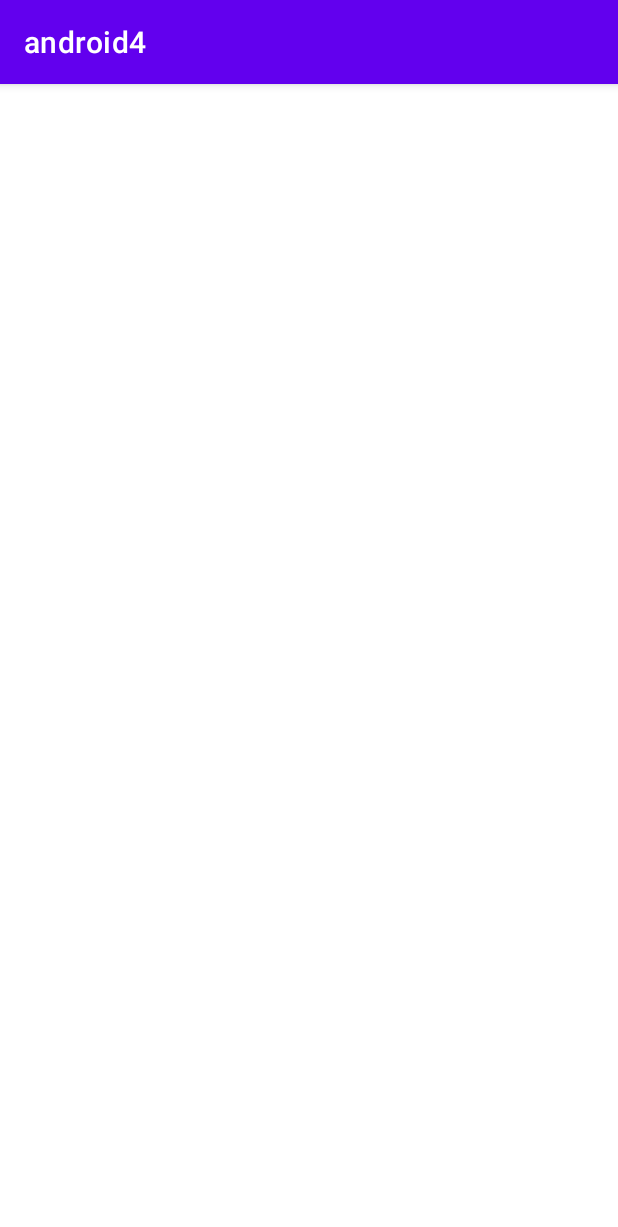
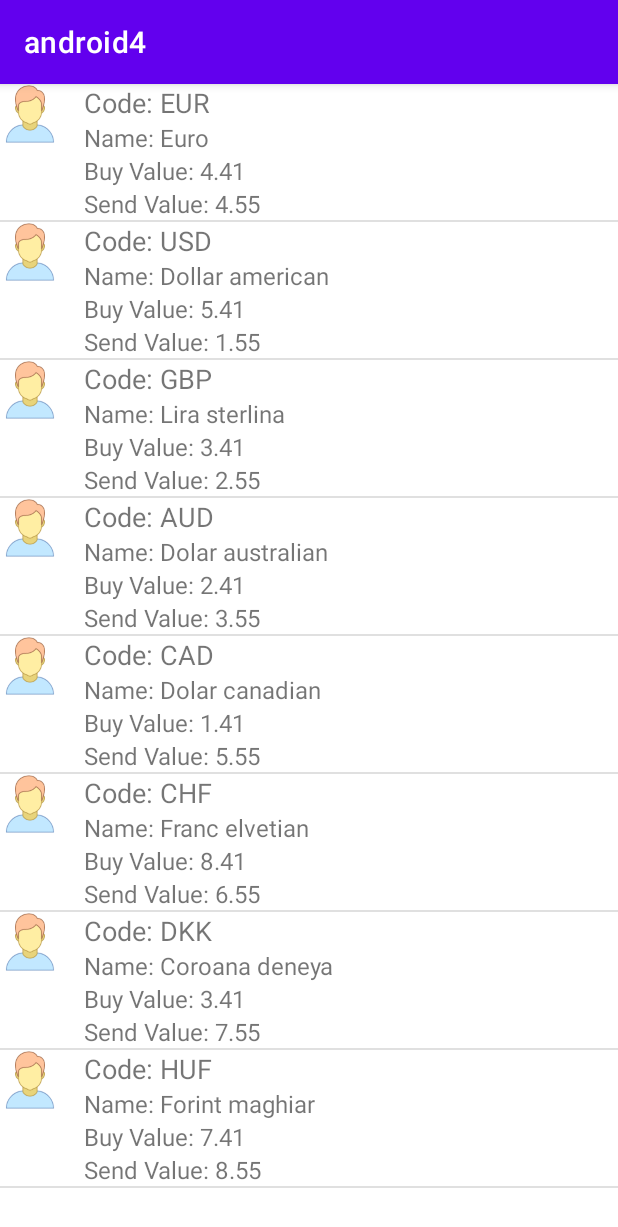
Before and after one commit to szidieross/android4, an Android app: the screen it shows after launch (MainActivity), on a phone screen of 412 x 824 dp. Shown: the top 1227 px of the screen. Run offline under Robolectric (Android 15) with nearby library versions, the phone set to English and light mode, and no system bars.

```diff
--- a/app/src/main/java/com/example/android4/MainActivity.java
+++ b/app/src/main/java/com/example/android4/MainActivity.java
@@ -12,6 +12,7 @@ import java.util.List;
 
 public class MainActivity extends AppCompatActivity {
     ListView listView;
+    private MoneyAdapter moneyAdapter;
 
     @Override
     protected void onCreate(Bundle savedInstanceState) {
@@ -20,21 +21,19 @@ public class MainActivity extends AppCompatActivity {
 
         listView = findViewById(R.id.listView);
 
+
         List<Money> list = new ArrayList<>();
-        list.add(new Money("EUR", "Euro", 4.41, 4.55));
-        list.add(new Money("USD", "Dollar american", 5.41, 1.55));
-        list.add(new Money("GBP", "Lira sterlina", 3.41, 2.55));
-        list.add(new Money("AUD", "Dolar australian", 2.41, 3.55));
-        list.add(new Money("CAD", "Dolar canadian", 1.41, 5.55));
-        list.add(new Money("CHF", "Franc elvetian", 8.41, 6.55));
-        list.add(new Money("DKK", "Coroana deneya", 3.41, 7.55));
-        list.add(new Money("HUF", "Forint maghiar", 7.41, 8.55));
+        list.add(new Money("EUR", "Euro", 4.41, 4.55, R.drawable.user));
+        list.add(new Money("USD", "Dollar american", 5.41, 1.55, R.drawable.user));
+        list.add(new Money("GBP", "Lira sterlina", 3.41, 2.55, R.drawable.user));
+        list.add(new Money("AUD", "Dolar australian", 2.41, 3.55, R.drawable.user));
+        list.add(new Money("CAD", "Dolar canadian", 1.41, 5.55, R.drawable.user));
+        list.add(new Money("CHF", "Franc elvetian", 8.41, 6.55, R.drawable.user));
+        list.add(new Money("DKK", "Coroana deneya", 3.41, 7.55, R.drawable.user));
+        list.add(new Money("HUF", "Forint maghiar", 7.41, 8.55, R.drawable.user));
 
-        listView.setOnItemClickListener(new AdapterView.OnItemClickListener() {
-            @Override
-            public void onItemClick(AdapterView<?> adapterView, View view, int i, long l) {
+        MoneyAdapter moneyAdapter = new MoneyAdapter(this, list);
+        listView.setAdapter(moneyAdapter);
 
-            }
-        });
     }
 }
--- a/app/src/main/java/com/example/android4/Money.java
+++ b/app/src/main/java/com/example/android4/Money.java
@@ -5,12 +5,14 @@ public class Money {
     private String name;
     private double buyValue;
     private double sendValue;
+    private int imageResourceId;
 
-    public Money(String code, String name, double buyValue, double sendValue) {
+    public Money(String code, String name, double buyValue, double sendValue, int imageResourceId) {
         this.code = code;
         this.name = name;
         this.buyValue = buyValue;
         this.sendValue = sendValue;
+        this.imageResourceId = imageResourceId;
     }
 
     public String getCode() {
@@ -28,4 +30,8 @@ public class Money {
     public double getSendValue() {
         return sendValue;
     }
+
+    public int getImageResourceId() {
+        return imageResourceId;
+    }
 }
--- a/app/src/main/java/com/example/android4/MoneyAdapter.java
+++ b/app/src/main/java/com/example/android4/MoneyAdapter.java
@@ -1,11 +1,15 @@
 package com.example.android4;
 
 import android.content.Context;
+import android.view.LayoutInflater;
 import android.view.View;
 import android.view.ViewGroup;
 import android.widget.BaseAdapter;
+import android.widget.ImageView;
+import android.widget.TextView;
 
 import java.util.List;
+import java.util.zip.Inflater;
 
 public class MoneyAdapter extends BaseAdapter {
     private Context context;
@@ -16,23 +20,43 @@ public class MoneyAdapter extends BaseAdapter {
         this.moneyList = moneyList;
     }
 
+
     @Override
     public int getCount() {
-        return 0;
+        return moneyList.size();
     }
 
     @Override
     public Object getItem(int i) {
-        return null;
+        return moneyList.get(i);
     }
 
     @Override
     public long getItemId(int i) {
-        return 0;
+        return i;
     }
 
     @Override
     public View getView(int i, View view, ViewGroup viewGroup) {
-        return null;
+        if (view == null) {
+            LayoutInflater inflater = (LayoutInflater) context.getSystemService(context.LAYOUT_INFLATER_SERVICE);
+            view = inflater.inflate(R.layout.list_item_money, null);
+        }
+        Money money = moneyList.get(i);
+
+        ImageView moneyImageView = view.findViewById(R.id.moneyImageView);
+        TextView codeTextView = view.findViewById(R.id.codeTextView);
+        TextView nameTextView = view.findViewById(R.id.nameTextView);
+        TextView buyValueTextView = view.findViewById(R.id.buyValueTextView);
+        TextView sendValueTextView = view.findViewById(R.id.sendValueTextView);
+
+        moneyImageView.setImageResource(money.getImageResourceId());
+
+        codeTextView.setText("Code: " + money.getCode());
+        nameTextView.setText("Name: " + money.getName());
+        buyValueTextView.setText("Buy Value: " + money.getBuyValue());
+        sendValueTextView.setText("Send Value: " + money.getSendValue());
+
+        return view;
     }
 }
--- /dev/null
+++ b/app/src/main/res/layout/list_item_money.xml
@@ -0,0 +1,46 @@
+<?xml version="1.0" encoding="utf-8"?>
+<LinearLayout xmlns:android="http://schemas.android.com/apk/res/android"
+    xmlns:tools="http://schemas.android.com/tools"
+    android:layout_width="match_parent"
+    android:layout_height="match_parent">
+
+    <ImageView
+        android:id="@+id/moneyImageView"
+        android:layout_width="40dp"
+        android:layout_height="40dp"
+        android:contentDescription="Money Image"
+        android:src="@drawable/ic_launcher_background" />
+
+    <LinearLayout
+        android:layout_width="0dp"
+        android:layout_height="wrap_content"
+        android:layout_marginStart="16dp"
+        android:layout_weight="1"
+        android:orientation="vertical">
+
+        <TextView
+            android:id="@+id/codeTextView"
+            android:layout_width="wrap_content"
+            android:layout_height="wrap_content"
+            android:textSize="18sp" />
+
+        <TextView
+            android:id="@+id/nameTextView"
+            android:layout_width="wrap_content"
+            android:layout_height="wrap_content"
+            android:textSize="16sp" />
+
+        <TextView
+            android:id="@+id/buyValueTextView"
+            android:layout_width="wrap_content"
+            android:layout_height="wrap_content"
+            android:textSize="16sp" />
+
+        <TextView
+            android:id="@+id/sendValueTextView"
+            android:layout_width="wrap_content"
+            android:layout_height="wrap_content"
+            android:textSize="16sp" />
+
+    </LinearLayout>
+</LinearLayout>
```
Also changed, not shown: app/src/main/res/drawable/user.png (added).
